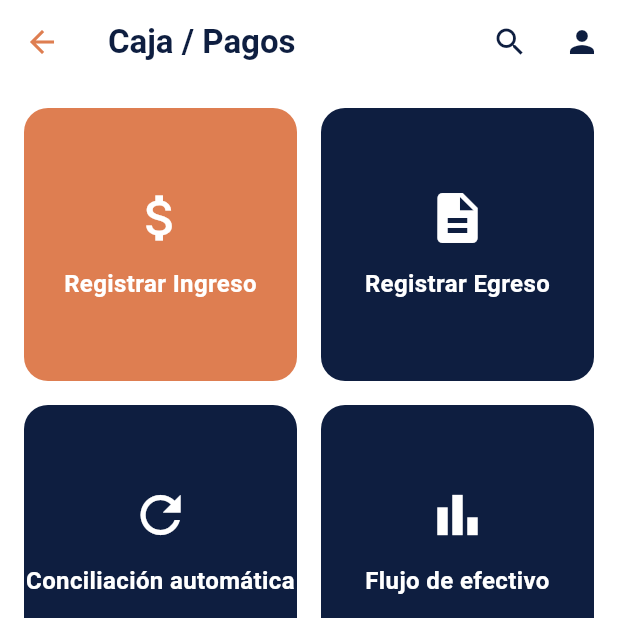
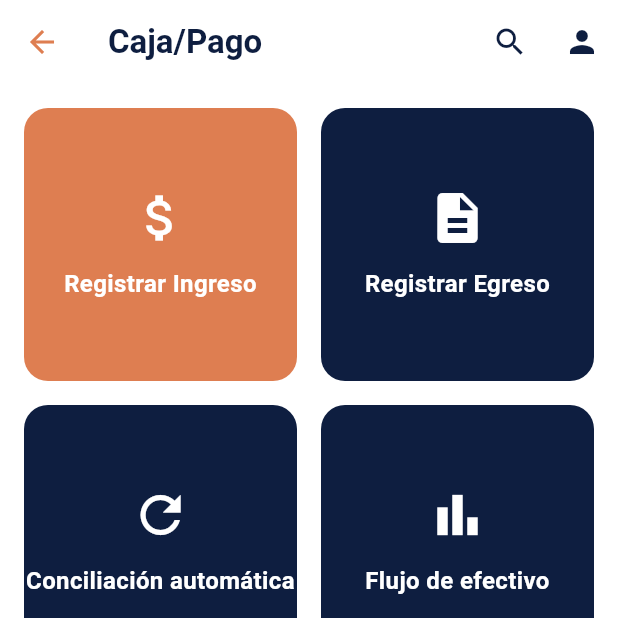
Before and after one commit to fzvercetti/Platto_Guli_Project, a Flutter app: the CashManagementPlatto screen opened directly, on a phone screen of 412 x 824 dp, the top half of it. Run offline on Flutter 3.47's test engine with Material 3 defaults, Android fonts, the phone set to English and light mode, and no system bars.

Commit message:
actualización de caja/pago

```diff
--- a/lib/screens/cash_management_platto.dart
+++ b/lib/screens/cash_management_platto.dart
@@ -12,7 +12,7 @@ class CashManagementPlatto extends StatelessWidget {
       backgroundColor: Colors.white,
       appBar: AppBar(
         title: const Text(
-          "Caja / Pagos",
+          "Caja/Pago",
           style: TextStyle(color: darkBg, fontWeight: FontWeight.bold),
         ),
         backgroundColor: Colors.white,
--- a/lib/screens/menu_page.dart
+++ b/lib/screens/menu_page.dart
@@ -125,7 +125,7 @@ class PlattoMenuPage extends StatelessWidget {
                               builder: (context) => const InventoryPlatto(),
                             ),
                           );
-                        } else if (item['title'] == 'CAJA / PAGOS') {
+                        } else if (item['title'] == 'CAJA/PAGO') {
                           Navigator.push(
                             context,
                             MaterialPageRoute(
```
